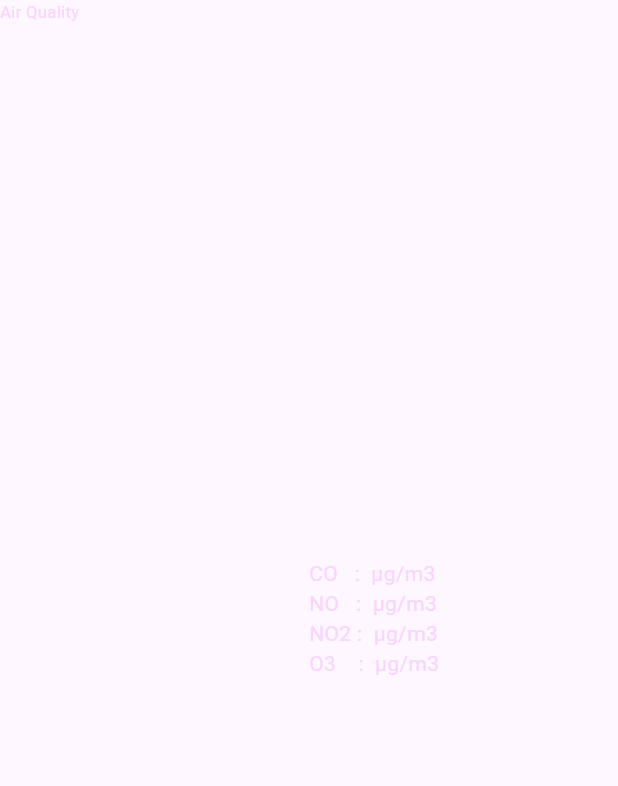
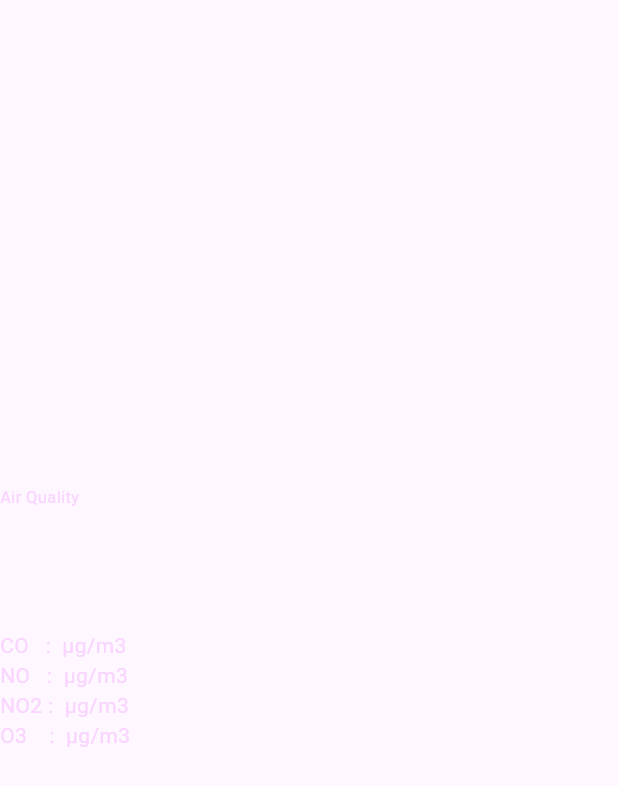
Before and after one commit to n1ved/skyze, a Flutter app: what pollutionData() shows on an empty page, opened directly with empty values, on a phone screen of 412 x 824 dp. Shown: the top 786 px of the screen. Run offline on Flutter 3.47's test engine with Material 2 defaults, Android fonts, the phone set to English and light mode, and no system bars; our stand-ins replace font_awesome_flutter, geolocator, loading_animation_widget.

Commit message:
Update Air Quality style

```diff
--- a/lib/components/weatherinfocontainer.dart
+++ b/lib/components/weatherinfocontainer.dart
@@ -190,10 +190,11 @@ Widget pressureData({pressure}) {
 }
 
 Widget pollutionData({airQuality, co, no, no2, o3}) {
-  return Row(
+  return Column(
+    mainAxisAlignment: MainAxisAlignment.center,
+    crossAxisAlignment: CrossAxisAlignment.stretch,
     children: [
-      Expanded(
-        child: Column(
+      Column(
         crossAxisAlignment: CrossAxisAlignment.start,
         children: [
           Text(
@@ -211,14 +212,6 @@ Widget pollutionData({airQuality, co, no, no2, o3}) {
               color: textColor,
             ),
           ),
-          ],
-        ),
-      ),
-      Expanded(
-        child: Column(
-          crossAxisAlignment: CrossAxisAlignment.start,
-          mainAxisAlignment: MainAxisAlignment.center,
-          children: [
           Text('CO   : $co μg/m3',
               style: pollutionTextStyle.copyWith(color: textColor)),
           Text('NO   : $no μg/m3',
@@ -229,7 +222,6 @@ Widget pollutionData({airQuality, co, no, no2, o3}) {
               style: pollutionTextStyle.copyWith(color: textColor)),
         ],
       ),
-      )
     ],
   );
 }
```
Lines whose indentation alone changed are shown as unchanged.
